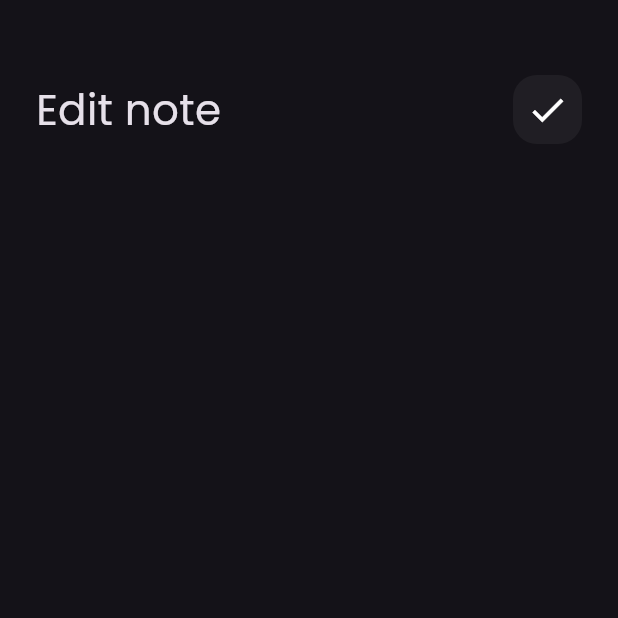
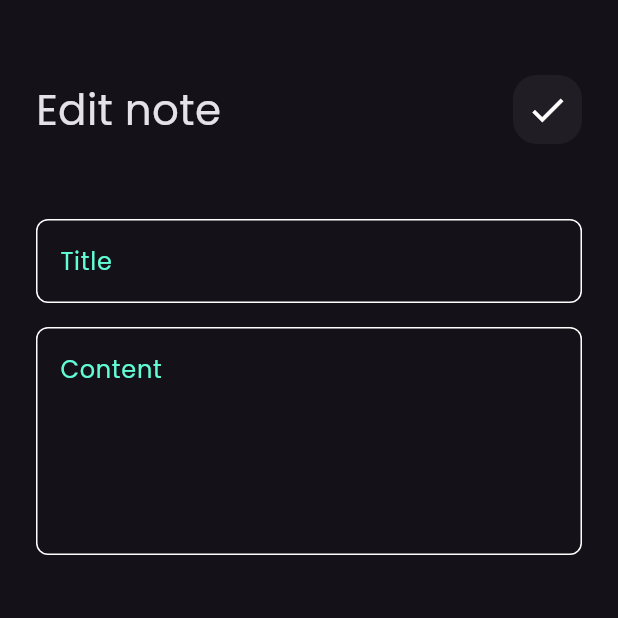
Before and after one commit to Stuard256/notes, a Flutter app: the EditNoteView screen opened directly, on a phone screen of 412 x 824 dp, the top half of it. Run offline on Flutter 3.47's test engine with Material 3 defaults, Android fonts, the phone set to English and light mode, and no system bars.

Commit message:
edit note view finish ui

```diff
--- a/lib/views/widgets/edit_view_body.dart
+++ b/lib/views/widgets/edit_view_body.dart
@@ -1,5 +1,6 @@
 import 'package:flutter/material.dart';
 import 'package:notes/views/widgets/custom_app_widget.dart';
+import 'package:notes/views/widgets/custom_text_field.dart';
 
 class EditNoteViewBody extends StatelessWidget {
   const EditNoteViewBody({super.key});
@@ -16,7 +17,18 @@ class EditNoteViewBody extends StatelessWidget {
           CustomAppBar(
             title: 'Edit note',
             icon: Icons.check,
-          )
+          ),
+          SizedBox(
+            height: 50,
+          ),
+          CustomTextField(hint: 'Title'),
+          const SizedBox(
+            height: 16,
+          ),
+          CustomTextField(
+            hint: 'Content',
+            maxLines: 5,
+          ),
         ],
       ),
     );
```
